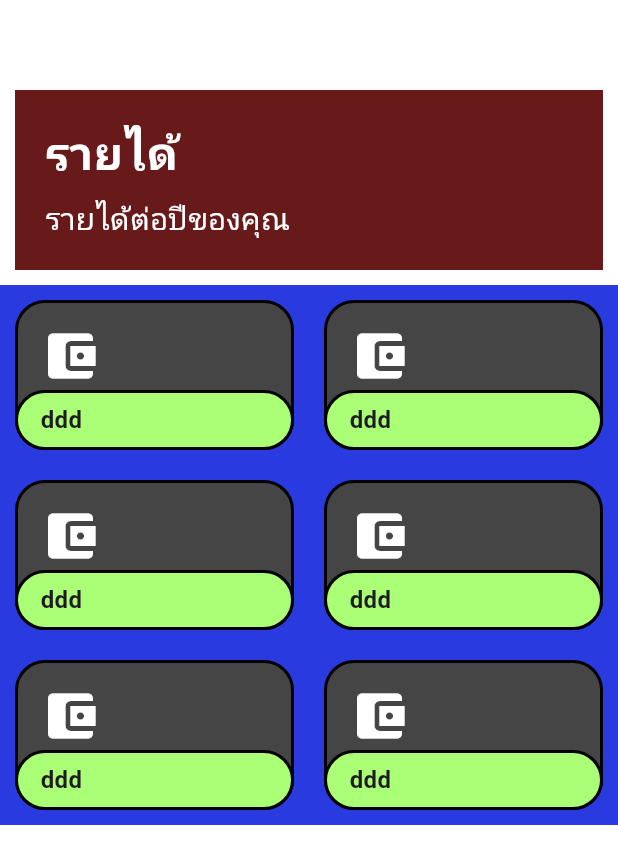
After one commit to SittinonTee/flutter_tax_app, a Flutter app: the screen it shows after launch, scrolled down 221 dp, after a tap on the "add circle" icon, on a phone screen of 412 x 824 dp. The commit adds this screen. Shown: the top 864 px of the screen. Run offline on Flutter 3.47's test engine with Material 3 defaults, Android fonts, the phone set to English and light mode, and no system bars; Roboto replaces fonts that are missing (Kanit).

Commit message:
add incomepage-demo and bottombar

```diff
--- a/lib/Home/Boxcontent.dart
+++ b/lib/Home/Boxcontent.dart
@@ -1,4 +1,5 @@
 import 'package:flutter/material.dart';
+import '../Income/incom.dart';
 
 class Boxcontent extends StatefulWidget {
   const Boxcontent({super.key});
@@ -97,7 +98,14 @@ class _BoxcontentState extends State<Boxcontent> {
                     ),
                   ],
                 ),
-                const Icon(Icons.add_circle, color: Colors.white, size: 50),
+                IconButton(
+                  onPressed: () => Navigator.push(
+                      context,
+                      MaterialPageRoute(
+                          builder: (context) => const incomepage())),
+                  icon: const Icon(Icons.add_circle,
+                      color: Colors.white, size: 50),
+                )
               ],
             ),
           ),
--- a/lib/Home/Home.dart
+++ b/lib/Home/Home.dart
@@ -2,6 +2,10 @@ import 'package:flutter/material.dart';
 import 'package:flutter_tax_app/Home/BalanceCard.dart';
 import 'package:flutter_tax_app/Home/Boxcontent.dart';
 import 'TopBar.dart';
+
+void main() {
+  runApp(const MyApp());
+}
 
 class MyApp extends StatelessWidget {
   const MyApp({Key? key}) : super(key: key);
@@ -29,6 +33,15 @@ class HomePage extends StatefulWidget {
 class _HomePageState extends State<HomePage> {
   int _selectedIndex = 0;
 
+
+  final List<Widget> _pages = [
+    const Homepage(),
+    const ChartPage(),
+    const AddPage(),
+    const NotificationsPage(),
+    const MorePage(),
+  ];
+
   @override
   Widget build(BuildContext context) {
     return Scaffold(
@@ -40,42 +53,20 @@ class _HomePageState extends State<HomePage> {
             Expanded(
               child: Container(
                 padding: const EdgeInsets.symmetric(horizontal: 15),
-                child: Column(
-                  children: [
-                    const BalanceCard(),
-                    SizedBox(
-                        height: 60,
-                        child: Align(
-                          alignment: Alignment.centerLeft,
-                          child: Container(
-                            padding: EdgeInsets.fromLTRB(20, 20, 0, 0),
-                            child: const Text(
-                              "รายการ",
-                              style: TextStyle(
-                                fontSize: 30,
-                                fontWeight: FontWeight.bold,
-                              ),
-                            ),
-                          ),
-                        )),
-                    const Boxcontent(),
-                  ],
+                child: IndexedStack(
+                  index: _selectedIndex,
+                  children: _pages,
                 ),
               ),
             )
           ],
         ),
       ),
-      bottomNavigationBar: BottomNavigationBar(),
+      bottomNavigationBar: buildBottomNavigationBar(),
     );
   }
 
-
-//=======================================================================================
-
-
-
-  Widget BottomNavigationBar() {
+  Widget buildBottomNavigationBar() {
     return Container(
       height: 70,
       decoration: const BoxDecoration(
@@ -91,8 +82,8 @@ class _HomePageState extends State<HomePage> {
           _buildNavItem(Icons.home, 0),
           _buildNavItem(Icons.show_chart, 1),
           _buildAddButton(),
-          _buildNavItem(Icons.notifications, 2),
-          _buildNavItem(Icons.more_horiz, 3),
+          _buildNavItem(Icons.notifications, 3),
+          _buildNavItem(Icons.more_horiz, 4),
         ],
       ),
     );
@@ -121,11 +112,133 @@ class _HomePageState extends State<HomePage> {
         color: const Color(0xFFceff6a),
         borderRadius: BorderRadius.circular(25),
       ),
-      child: const Icon(
-        Icons.add,
-        color: Colors.black,
-        size: 50,
+      child: IconButton(
+        icon: const Icon(
+          Icons.add,
+          color: Colors.black,
+          size: 30,
+        ),
+        onPressed: () {
+          setState(() {
+            _selectedIndex = 2; // ตั้งค่าให้เป็นหน้า AddPage
+          });
+        },
       ),
     );
   }
 }
+
+class Homepage extends StatefulWidget {
+  const Homepage({super.key});
+
+  @override
+  State<Homepage> createState() => _HomepageState();
+}
+
+class _HomepageState extends State<Homepage> {
+  @override
+  Widget build(BuildContext context) {
+    return Column(
+      children: [
+        const BalanceCard(), // ส่วน BalanceCard
+        SizedBox(
+          height: 60,
+          child: Align(
+            alignment: Alignment.centerLeft,
+            child: Container(
+              padding: const EdgeInsets.fromLTRB(20, 20, 0, 0),
+              child: const Text(
+                "รายการ", // ข้อความ "รายการ"
+                style: TextStyle(
+                  fontSize: 30,
+                  fontWeight: FontWeight.bold,
+                ),
+              ),
+            ),
+          ),
+        ),
+        const Boxcontent(), // ส่วน Boxcontent
+      ],
+    );
+  }
+}
+
+class ChartPage extends StatelessWidget {
+  const ChartPage({super.key});
+
+  @override
+  Widget build(BuildContext context) {
+    return const Center(
+      child: Text(
+        "Chart Page",
+        style: TextStyle(fontSize: 24, fontWeight: FontWeight.bold),
+      ),
+    );
+  }
+}
+
+class NotificationsPage extends StatelessWidget {
+  const NotificationsPage({super.key});
+
+  @override
+  Widget build(BuildContext context) {
+    return const Center(
+      child: Text(
+        "Notifications Page",
+        style: TextStyle(fontSize: 24, fontWeight: FontWeight.bold),
+      ),
+    );
+  }
+}
+
+class MorePage extends StatelessWidget {
+  const MorePage({super.key});
+
+  @override
+  Widget build(BuildContext context) {
+    return const Center(
+      child: Text(
+        "More Page",
+        style: TextStyle(fontSize: 24, fontWeight: FontWeight.bold),
+      ),
+    );
+  }
+}
+
+class AddPage extends StatelessWidget {
+  const AddPage({super.key});
+
+  @override
+  Widget build(BuildContext context) {
+    return Center(
+      child: Column(
+        mainAxisAlignment: MainAxisAlignment.center,
+        children: [
+          const Icon(Icons.add_circle, size: 100, color: Color(0xFFceff6a)),
+          const SizedBox(height: 20),
+          const Text(
+            "Add New Content",
+            style: TextStyle(fontSize: 24, fontWeight: FontWeight.bold),
+          ),
+          const SizedBox(height: 40),
+          ElevatedButton(
+            style: ElevatedButton.styleFrom(
+              backgroundColor: Colors.black,
+              padding: const EdgeInsets.symmetric(horizontal: 40, vertical: 15),
+              shape: RoundedRectangleBorder(
+                borderRadius: BorderRadius.circular(30),
+              ),
+            ),
+            onPressed: () {
+              // ทำงานเมื่อกดปุ่ม
+            },
+            child: const Text(
+              "เพิ่มรายการ",
+              style: TextStyle(fontSize: 18, color: Color(0xFFceff6a)),
+            ),
+          ),
+        ],
+      ),
+    );
+  }
+}
--- /dev/null
+++ b/lib/Income/incom.dart
@@ -0,0 +1,156 @@
+import 'package:flutter/material.dart';
+
+class incomepage extends StatefulWidget {
+  const incomepage({super.key});
+
+  @override
+  State<incomepage> createState() => _incomepageState();
+}
+
+class _incomepageState extends State<incomepage> {
+  @override
+  Widget build(BuildContext context) {
+    return Scaffold(
+      backgroundColor: const Color.fromARGB(255, 255, 255, 255),
+      body: SafeArea(
+        child: Column(
+          children: [
+            const SizedBox(height: 50),
+            Padding(
+              padding: const EdgeInsets.all(10.0),
+              child: Container(
+                width: double.infinity,
+                color: const Color.fromARGB(255, 104, 26, 26),
+                padding: const EdgeInsets.all(20),
+                child: Align(
+                  alignment: Alignment.centerLeft,
+                  child: Column(
+                    crossAxisAlignment: CrossAxisAlignment.start,
+                    children: const [
+                      Text(
+                        "รายได้",
+                        style: TextStyle(
+                          fontSize: 30,
+                          fontWeight: FontWeight.bold,
+                          color: Colors.white,
+                        ),
+                      ),
+                      SizedBox(height: 8),
+                      Text(
+                        "รายได้ต่อปีของคุณ",
+                        style: TextStyle(
+                          fontSize: 20,
+                          color: Colors.white,
+                        ),
+                      ),
+                    ],
+                  ),
+                ),
+              ),
+            ),
+            Container(
+                decoration: BoxDecoration(
+                    color: const Color.fromARGB(255, 41, 59, 222)),
+                child: Column(children: [
+                  Container(
+                      // padding: const EdgeInsets.all(10.0),
+                      child: Row(
+                    children: [
+                      Expanded(
+                          child: Incomecrad(
+                              "ddd", "ddd", Icons.account_balance_wallet)),
+                      Expanded(
+                          child: Incomecrad(
+                              "ddd", "ddd", Icons.account_balance_wallet))
+                    ],
+                  )),
+                  Container(
+                    child: Row(
+                      children: [
+                        Expanded(
+                            child: Incomecrad(
+                                "ddd", "ddd", Icons.account_balance_wallet)),
+                        Expanded(
+                            child: Incomecrad(
+                                "ddd", "ddd", Icons.account_balance_wallet))
+                      ],
+                    ),
+                  ),
+                  Container(
+                      child: Row(
+                    children: [
+                      Expanded(
+                          child: Incomecrad(
+                              "ddd", "ddd", Icons.account_balance_wallet)),
+                      Expanded(
+                          child: Incomecrad(
+                              "ddd", "ddd", Icons.account_balance_wallet))
+                    ],
+                  ))
+                ]))
+          ],
+        ),
+      ),
+    );
+  }
+
+  Widget Incomecrad(String title, String value, IconData icon) {
+    return Container(
+      decoration: BoxDecoration(
+          // border: Border.all(color: Colors.black, width: 2),
+          // boxShadow: [BoxShadow(color: Colors.grey, blurRadius: 5)],
+          borderRadius: BorderRadius.circular(20)),
+      margin: const EdgeInsets.all(10),
+      child: Stack(
+        children: [
+          Container(
+            padding: const EdgeInsets.all(15),
+            height: 100,
+            decoration: BoxDecoration(
+              color: const Color.fromARGB(255, 69, 69, 69),
+              borderRadius: BorderRadius.circular(20),
+              border: Border.all(
+                color: const Color.fromARGB(255, 0, 0, 0).withOpacity(1),
+                width: 2,
+              ),
+            ),
+            alignment: Alignment.topLeft,
+            child: Icon(
+              icon,
+              color: Colors.white,
+              size: 40,
+            ),
+          ),
+          Positioned(
+            bottom: 0,
+            left: 0,
+            right: 0,
+            child: Container(
+              padding: const EdgeInsets.symmetric(horizontal: 15),
+              height: 40,
+              decoration: BoxDecoration(
+                color: const Color.fromARGB(255, 171, 255, 119),
+                borderRadius: BorderRadius.circular(20),
+                border: Border.all(color: Colors.black, width: 2),
+              ),
+              child: Row(
+                mainAxisAlignment: MainAxisAlignment.spaceBetween,
+                children: [
+                  Text(
+                    title,
+                    style: const TextStyle(
+                      fontWeight: FontWeight.bold,
+                      fontSize: 16,
+                    ),
+                  ),
+                ],
+              ),
+            ),
+          ),
+        ],
+      ),
+    );
+  }
+}
+
+class Incomecrad {}
--- a/lib/main.dart
+++ b/lib/main.dart
@@ -1,11 +1,13 @@
 import 'package:flutter/material.dart';
+import 'package:flutter_tax_app/Home/Home.dart';
 import 'package:flutter_tax_app/Login/Login.dart';
-import 'package:flutter_tax_app/test.dart';
+// import 'package:flutter_tax_app/test.dart';
 
 void main() {
   runApp(MaterialApp(
     debugShowCheckedModeBanner: false,
-    home: const Login(),
+    // home: const Login(),
+    home: const MyApp(),
   ));
   // runApp(const MyApp());
 }
```
